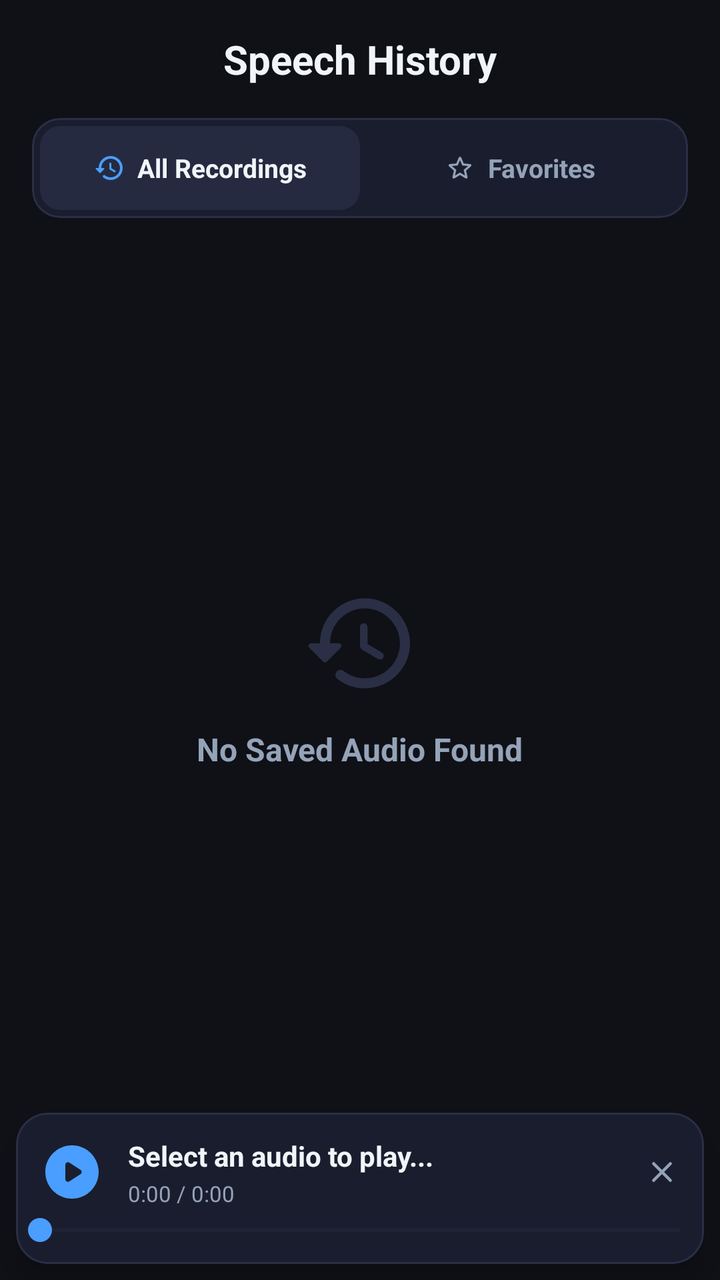
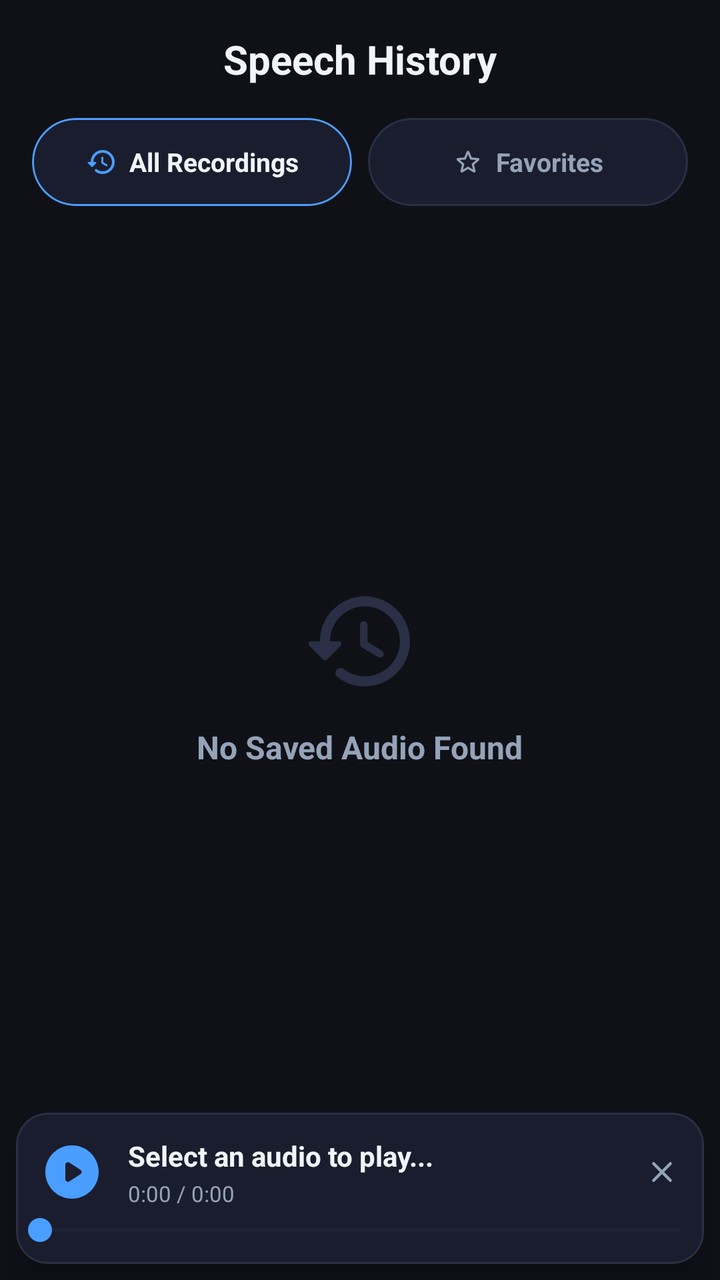

Screens rendered from an Android XML layout before and after an edit, with the pre-edit source and the edit as a unified diff.
<!-- AndroidManifest.xml: application theme AppTheme -->
<!-- res/layout/library_fragment.xml -->
<LinearLayout
	xmlns:android="http://schemas.android.com/apk/res/android"
	xmlns:app="http://schemas.android.com/apk/res-auto"
	xmlns:tools="http://schemas.android.com/tools"
	android:layout_width="match_parent"
	android:layout_height="match_parent"
	android:background="#0F1117"
	android:orientation="vertical"
	android:paddingTop="16dp">

	
	<RelativeLayout
		android:id="@+id/relativelayout2"
		android:layout_width="match_parent"
		android:layout_height="wrap_content"
		android:layout_marginBottom="16dp">
		
		<TextView
			android:id="@+id/textview5"
			android:layout_width="wrap_content"
			android:layout_height="wrap_content"
			android:text="Speech History"
			android:textSize="20sp"
			android:textStyle="bold"
			android:textColor="#F1F5F9"
			android:layout_centerInParent="true" />
	</RelativeLayout>

	
	<com.google.android.material.card.MaterialCardView
		android:id="@+id/cardview3"
		android:layout_width="match_parent"
		android:layout_height="50dp"
		android:layout_marginHorizontal="16dp"
		android:layout_marginBottom="16dp"
		app:cardBackgroundColor="#1A1D2E"
		app:strokeColor="#2A2F45"
		app:strokeWidth="1dp"
		app:cardCornerRadius="14dp"
		app:cardElevation="0dp">
		
		<LinearLayout
			android:layout_width="match_parent"
			android:layout_height="match_parent"
			android:padding="4dp"
			android:orientation="horizontal">
			
			
			<com.google.android.material.card.MaterialCardView
				android:id="@+id/cardview4"
				android:layout_width="0dp"
				android:layout_height="match_parent"
				android:layout_weight="1"
				app:cardBackgroundColor="#252A40"
				app:cardCornerRadius="10dp"
				app:strokeWidth="0dp"
				app:cardElevation="0dp">
				
				<LinearLayout
					android:layout_width="match_parent"
					android:layout_height="match_parent"
					android:gravity="center"
					android:orientation="horizontal">
					<ImageView
						android:layout_width="16dp"
						android:layout_height="16dp"
						android:src="@drawable/icon_history"
						app:tint="#4A9EFF"
						android:layout_marginEnd="6dp"/>
					<TextView
						android:id="@+id/textview6"
						android:layout_width="wrap_content"
						android:layout_height="wrap_content"
						android:text="All Recordings"
						android:textSize="13sp"
						android:textStyle="bold"
						android:textColor="#F1F5F9" />
				</LinearLayout>
			</com.google.android.material.card.MaterialCardView>
			
			
			<com.google.android.material.card.MaterialCardView
				android:id="@+id/cardview5"
				android:layout_width="0dp"
				android:layout_height="match_parent"
				android:layout_weight="1"
				app:cardBackgroundColor="@android:color/transparent"
				app:cardCornerRadius="10dp"
				app:strokeWidth="0dp"
				app:cardElevation="0dp">
				
				<LinearLayout
					android:layout_width="match_parent"
					android:layout_height="match_parent"
					android:gravity="center"
					android:orientation="horizontal">
					<ImageView
						android:layout_width="16dp"
						android:layout_height="16dp"
						android:src="@drawable/icon_favorite_outline"
						app:tint="#94A3B8"
						android:layout_marginEnd="6dp"/>
					<TextView
						android:id="@+id/textview7"
						android:layout_width="wrap_content"
						android:layout_height="wrap_content"
						android:text="Favorites"
						android:textSize="13sp"
						android:textStyle="bold"
						android:textColor="#94A3B8" />
				</LinearLayout>
			</com.google.android.material.card.MaterialCardView>
		</LinearLayout>
	</com.google.android.material.card.MaterialCardView>

	
	<FrameLayout
		android:id="@+id/frame_layout6"
		android:layout_width="match_parent"
		android:layout_height="0dp"
		android:layout_weight="1">
		
		<androidx.recyclerview.widget.RecyclerView
			android:id="@+id/recyclerview_history"
			android:layout_width="match_parent"
			android:layout_height="match_parent"
			android:clipToPadding="false"
			android:paddingBottom="80dp"
			android:visibility="gone" />
			
		<LinearLayout
			android:id="@+id/linear4"
			android:layout_width="match_parent"
			android:layout_height="wrap_content"
			android:padding="20dp"
			android:gravity="center"
			android:orientation="vertical"
			android:layout_gravity="center">
			
			<ImageView
				android:id="@+id/history_iv"
				android:layout_width="60dp"
				android:layout_height="60dp"
				android:src="@drawable/icon_history"
				android:scaleType="fitXY"
				app:tint="#2A2F45" />
				
			<TextView
				android:id="@+id/history_status_tv"
				android:layout_width="wrap_content"
				android:layout_height="wrap_content"
				android:layout_marginTop="12dp"
				android:text="No Saved Audio Found"
				android:textSize="16sp"
				android:textStyle="bold"
				android:textColor="#94A3B8" />
		</LinearLayout>
	</FrameLayout>

	<include layout="@layout/bottom_mini_player" />
</LinearLayout>
<!-- res/layout/bottom_mini_player.xml (included above) -->
<LinearLayout
	xmlns:android="http://schemas.android.com/apk/res/android"
	xmlns:app="http://schemas.android.com/apk/res-auto"
	xmlns:tools="http://schemas.android.com/tools"
	android:layout_width="match_parent"
	android:layout_height="wrap_content"
	android:orientation="vertical"
	android:background="@android:color/transparent">
	
	<com.google.android.material.card.MaterialCardView
		android:id="@+id/bottom_player_card"
		android:layout_width="match_parent"
		android:layout_height="wrap_content"
		android:layout_marginLeft="8dp"
		android:layout_marginTop="4dp"
		android:layout_marginRight="8dp"
		android:layout_marginBottom="8dp"
		app:cardBackgroundColor="#1A1D2E"
		app:cardCornerRadius="16dp"
		app:strokeColor="#2A2F45"
		app:strokeWidth="1dp"
		app:cardElevation="8dp">
		
		<LinearLayout
			android:id="@+id/linear10"
			android:layout_width="match_parent"
			android:layout_height="wrap_content"
			android:orientation="vertical">
			
			<LinearLayout
				android:id="@+id/linear11"
				android:layout_width="match_parent"
				android:layout_height="wrap_content"
				android:paddingLeft="12dp"
				android:paddingTop="12dp"
				android:paddingRight="8dp"
				android:gravity="center_vertical"
				android:orientation="horizontal">
				
				<ImageView
					android:id="@+id/btnPlayPause"
					android:focusable="false"
					android:layout_width="32dp"
					android:layout_height="32dp"
					android:background="?attr/selectableItemBackgroundBorderless"
					android:src="@drawable/icon_play_circle"
					android:scaleType="fitXY"
					app:tint="#4A9EFF" />
					
				<LinearLayout
					android:id="@+id/linear12"
					android:layout_width="0dp"
					android:layout_height="wrap_content"
					android:orientation="vertical"
					android:layout_weight="1"
					android:layout_marginStart="12dp"
					android:layout_marginEnd="8dp">
					
					<TextView
						android:id="@+id/tvMiniTitle"
						android:focusable="false"
						android:layout_width="match_parent"
						android:layout_height="wrap_content"
						android:text="Select an audio to play..."
						android:textSize="14sp"
						android:textStyle="bold"
						android:textColor="#F1F5F9"
						android:singleLine="true"
						android:ellipsize="marquee" />
						
					<TextView
						android:id="@+id/tvTime"
						android:focusable="false"
						android:layout_width="match_parent"
						android:layout_height="wrap_content"
						android:layout_marginTop="2dp"
						android:text="0:00 / 0:00"
						android:textSize="11sp"
						android:textColor="#94A3B8" />
				</LinearLayout>
				
				<ImageView
					android:id="@+id/btnClosePlayer"
					android:focusable="false"
					android:layout_width="26dp"
					android:layout_height="26dp"
					android:padding="4dp"
					android:background="?attr/selectableItemBackgroundBorderless"
					android:src="@drawable/ic_close"
					android:scaleType="fitXY"
					app:tint="#94A3B8" />
			</LinearLayout>
			
			<SeekBar
				android:id="@+id/seekBar"
				android:focusable="false"
				android:layout_width="match_parent"
				android:layout_height="wrap_content"
				android:layout_marginTop="2dp"
				android:layout_marginBottom="8dp"
				android:max="1000"
				android:paddingStart="12dp"
				android:paddingEnd="12dp"
				android:progressTint="#4A9EFF"
				android:thumbTint="#4A9EFF"
				android:progressBackgroundTint="#2A2F45" />
		</LinearLayout>
	</com.google.android.material.card.MaterialCardView>
</LinearLayout>
<!-- resources referenced by this layout -->
<resources>
  <!-- drawable ic_close (drawable-xhdpi) -->
  <?xml version='1.0' encoding='UTF-8' standalone='yes' ?>
  <vector xmlns:android="http://schemas.android.com/apk/res/android" android:width="48dp" android:height="48dp" android:viewportWidth="24.0" android:viewportHeight="24.0"><path android:pathData="M18.3 5.71a.996.996 0 0 0-1.41 0L12 10.59L7.11 5.7A.996.996 0 1 0 5.7 7.11L10.59 12L5.7 16.89a.996.996 0 1 0 1.41 1.41L12 13.41l4.89 4.89a.996.996 0 1 0 1.41-1.41L13.41 12l4.89-4.89c.38-.38.38-1.02 0-1.4z" android:fillColor="#94A3B8" /></vector>
  <!-- drawable icon_favorite_outline (drawable-xhdpi) -->
  <?xml version='1.0' encoding='UTF-8' standalone='yes' ?>
  <vector xmlns:android="http://schemas.android.com/apk/res/android" android:width="48dp" android:height="48dp" android:viewportWidth="24.0" android:viewportHeight="24.0"><path android:pathData="M19.65 9.04l-4.84-.42l-1.89-4.45c-.34-.81-1.5-.81-1.84 0L9.19 8.63l-4.83.41c-.88.07-1.24 1.17-.57 1.75l3.67 3.18l-1.1 4.72c-.2.86.73 1.54 1.49 1.08l4.15-2.5l4.15 2.51c.76.46 1.69-.22 1.49-1.08l-1.1-4.73l3.67-3.18c.67-.58.32-1.68-.56-1.75zM12 15.4l-3.76 2.27l1-4.28l-3.32-2.88l4.38-.38L12 6.1l1.71 4.04l4.38.38l-3.32 2.88l1 4.28L12 15.4z" android:fillColor="#94A3B8" /></vector>
  <!-- drawable icon_history (drawable-xhdpi) -->
  <?xml version='1.0' encoding='UTF-8' standalone='yes' ?>
  <vector xmlns:android="http://schemas.android.com/apk/res/android" android:width="48dp" android:height="48dp" android:viewportWidth="24.0" android:viewportHeight="24.0"><path android:pathData="M13.26 3C8.17 2.86 4 6.95 4 12H2.21c-.45 0-.67.54-.35.85l2.79 2.8c.2.2.51.2.71 0l2.79-2.8a.5.5 0 0 0-.36-.85H6c0-3.9 3.18-7.05 7.1-7c3.72.05 6.85 3.18 6.9 6.9c.05 3.91-3.1 7.1-7 7.1c-1.61 0-3.1-.55-4.28-1.48a.994.994 0 0 0-1.32.08c-.42.42-.39 1.13.08 1.49A8.858 8.858 0 0 0 13 21c5.05 0 9.14-4.17 9-9.26c-.13-4.69-4.05-8.61-8.74-8.74zm-.51 5c-.41 0-.75.34-.75.75v3.68c0 .35.19.68.49.86l3.12 1.85c.36.21.82.09 1.03-.26c.21-.36.09-.82-.26-1.03l-2.88-1.71v-3.4c0-.4-.34-.74-.75-.74z" android:fillColor="#94A3B8" /></vector>
  <!-- drawable icon_play_circle (drawable-xhdpi) -->
  <?xml version='1.0' encoding='UTF-8' standalone='yes' ?>
  <vector xmlns:android="http://schemas.android.com/apk/res/android" android:width="48dp" android:height="48dp" android:viewportWidth="24.0" android:viewportHeight="24.0"><path android:pathData="M12 2C6.48 2 2 6.48 2 12s4.48 10 10 10s10-4.48 10-10S17.52 2 12 2zM9.5 14.67V9.33c0-.79.88-1.27 1.54-.84l4.15 2.67a1 1 0 0 1 0 1.68l-4.15 2.67c-.66.43-1.54-.05-1.54-.84z" android:fillColor="#94A3B8" /></vector>
  <color name="colorPrimary">#00E5FF</color>
  <color name="colorOnPrimary">#F8FAFC</color>
  <color name="colorSecondary">#2979FF</color>
  <color name="colorSurface">#121826</color>
  <color name="colorSurfaceVariant">#1A2234</color>
  <color name="colorOnSurface">#F8FAFC</color>
  <color name="colorOnBackground">#F8FAFC</color>
  <color name="colorAccent">#00E5FF</color>
  <color name="colorBackground">#070B14</color>
  <!-- unchanged entries left out for length: 1 -->
</resources>

<!-- the commit's change to res/layout/library_fragment.xml (unified diff, before → after) -->
@@ -27,91 +27,82 @@
 	</RelativeLayout>
 
 	
-	<com.google.android.material.card.MaterialCardView
-		android:id="@+id/cardview3"
-		android:layout_width="match_parent"
-		android:layout_height="50dp"
+	<LinearLayout
+		android:layout_width="match_parent"
+		android:layout_height="wrap_content"
 		android:layout_marginHorizontal="16dp"
-		android:layout_marginBottom="16dp"
-		app:cardBackgroundColor="#1A1D2E"
-		app:strokeColor="#2A2F45"
-		app:strokeWidth="1dp"
-		app:cardCornerRadius="14dp"
-		app:cardElevation="0dp">
-		
-		<LinearLayout
-			android:layout_width="match_parent"
-			android:layout_height="match_parent"
-			android:padding="4dp"
-			android:orientation="horizontal">
-			
-			
-			<com.google.android.material.card.MaterialCardView
-				android:id="@+id/cardview4"
-				android:layout_width="0dp"
+		android:layout_marginBottom="20dp"
+		android:orientation="horizontal">
+		
+		
+		<com.google.android.material.card.MaterialCardView
+			android:id="@+id/cardview4"
+			android:layout_width="0dp"
+			android:layout_height="44dp"
+			android:layout_weight="1"
+			android:layout_marginEnd="8dp"
+			app:cardBackgroundColor="#1A1D2E"
+			app:cardCornerRadius="22dp"
+			app:strokeColor="#4A9EFF"
+			app:strokeWidth="1dp"
+			app:cardElevation="0dp">
+			
+			<LinearLayout
+				android:layout_width="match_parent"
 				android:layout_height="match_parent"
-				android:layout_weight="1"
-				app:cardBackgroundColor="#252A40"
-				app:cardCornerRadius="10dp"
-				app:strokeWidth="0dp"
-				app:cardElevation="0dp">
-				
-				<LinearLayout
-					android:layout_width="match_parent"
-					android:layout_height="match_parent"
-					android:gravity="center"
-					android:orientation="horizontal">
-					<ImageView
-						android:layout_width="16dp"
-						android:layout_height="16dp"
-						android:src="@drawable/icon_history"
-						app:tint="#4A9EFF"
-						android:layout_marginEnd="6dp"/>
-					<TextView
-						android:id="@+id/textview6"
-						android:layout_width="wrap_content"
-						android:layout_height="wrap_content"
-						android:text="All Recordings"
-						android:textSize="13sp"
-						android:textStyle="bold"
-						android:textColor="#F1F5F9" />
-				</LinearLayout>
-			</com.google.android.material.card.MaterialCardView>
-			
-			
-			<com.google.android.material.card.MaterialCardView
-				android:id="@+id/cardview5"
-				android:layout_width="0dp"
+				android:gravity="center"
+				android:orientation="horizontal">
+				<ImageView
+					android:layout_width="16dp"
+					android:layout_height="16dp"
+					android:src="@drawable/icon_history"
+					app:tint="#4A9EFF"
+					android:layout_marginEnd="6dp"/>
+				<TextView
+					android:id="@+id/textview6"
+					android:layout_width="wrap_content"
+					android:layout_height="wrap_content"
+					android:text="All Recordings"
+					android:textSize="13sp"
+					android:textStyle="bold"
+					android:textColor="#F1F5F9" />
+			</LinearLayout>
+		</com.google.android.material.card.MaterialCardView>
+		
+		
+		<com.google.android.material.card.MaterialCardView
+			android:id="@+id/cardview5"
+			android:layout_width="0dp"
+			android:layout_height="44dp"
+			android:layout_weight="1"
+			app:cardBackgroundColor="#1A1D2E"
+			app:cardCornerRadius="22dp"
+			app:strokeColor="#2A2F45"
+			app:strokeWidth="1dp"
+			app:cardElevation="0dp">
+			
+			<LinearLayout
+				android:layout_width="match_parent"
 				android:layout_height="match_parent"
-				android:layout_weight="1"
-				app:cardBackgroundColor="@android:color/transparent"
-				app:cardCornerRadius="10dp"
-				app:strokeWidth="0dp"
-				app:cardElevation="0dp">
-				
-				<LinearLayout
-					android:layout_width="match_parent"
-					android:layout_height="match_parent"
-					android:gravity="center"
-					android:orientation="horizontal">
-					<ImageView
-						android:layout_width="16dp"
-						android:layout_height="16dp"
-						android:src="@drawable/icon_favorite_outline"
-						app:tint="#94A3B8"
-						android:layout_marginEnd="6dp"/>
-					<TextView
-						android:id="@+id/textview7"
-						android:layout_width="wrap_content"
-						android:layout_height="wrap_content"
-						android:text="Favorites"
-						android:textSize="13sp"
-						android:textStyle="bold"
-						android:textColor="#94A3B8" />
-				</LinearLayout>
-			</com.google.android.material.card.MaterialCardView>
-		</LinearLayout>
-	</com.google.android.material.card.MaterialCardView>
+				android:gravity="center"
+				android:orientation="horizontal">
+				<ImageView
+					android:layout_width="16dp"
+					android:layout_height="16dp"
+					android:src="@drawable/icon_favorite_outline"
+					app:tint="#94A3B8"
+					android:layout_marginEnd="6dp"/>
+				<TextView
+					android:id="@+id/textview7"
+					android:layout_width="wrap_content"
+					android:layout_height="wrap_content"
+					android:text="Favorites"
+					android:textSize="13sp"
+					android:textStyle="bold"
+					android:textColor="#94A3B8" />
+			</LinearLayout>
+		</com.google.android.material.card.MaterialCardView>
+	</LinearLayout>
 
 	
 	<FrameLayout
